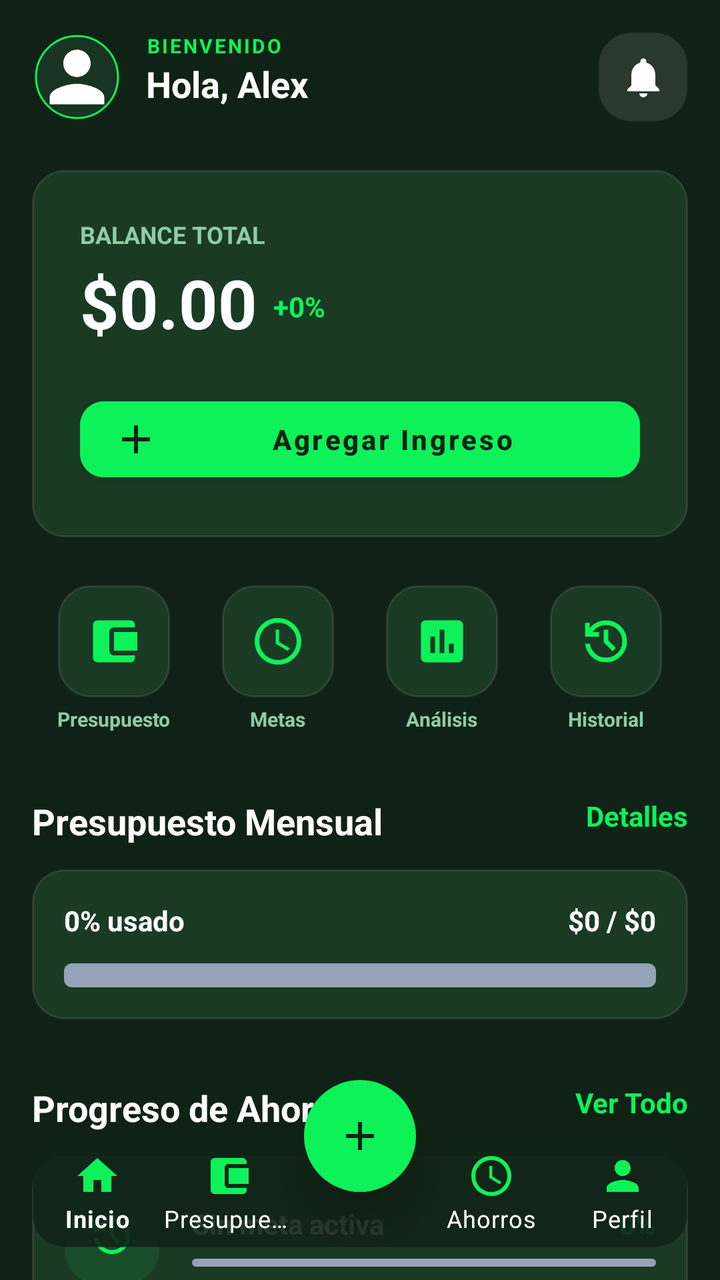
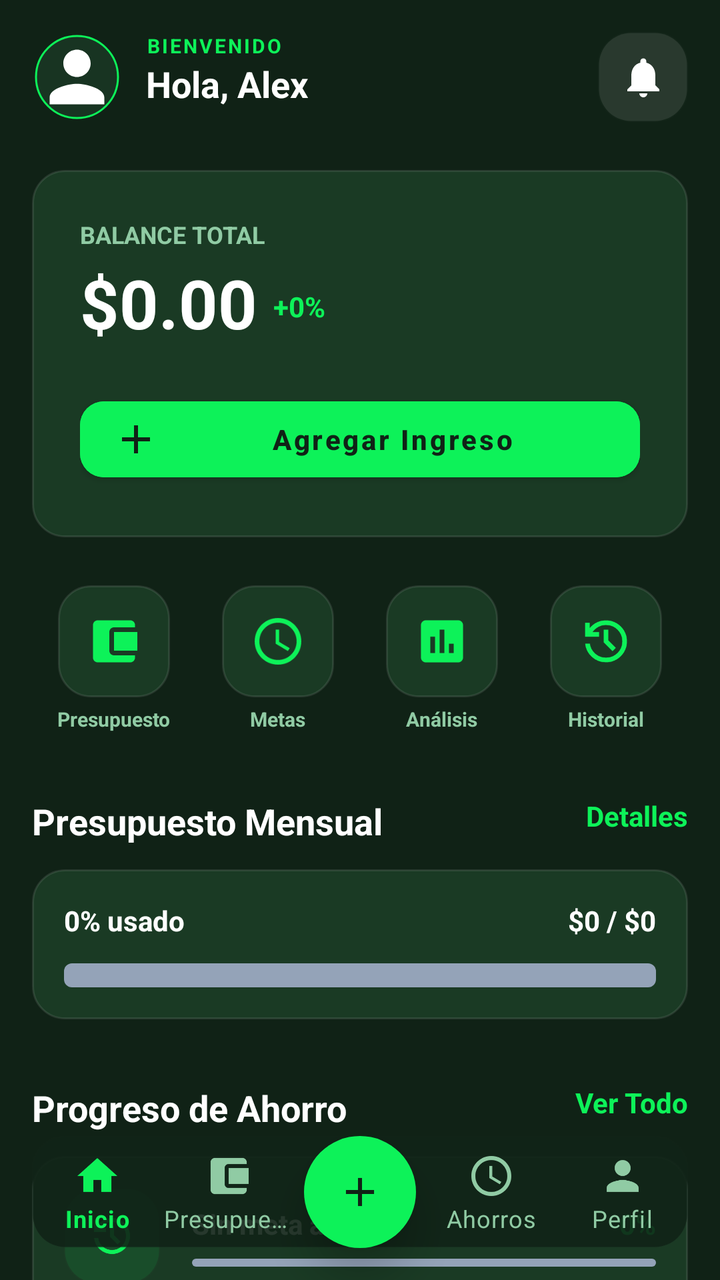

The first picture is an Android layout as it rendered before a commit; the second is the same layout after the commit. The layout source and the unified diff follow.
<!-- AndroidManifest.xml: activity theme Theme.MaterialComponents.DayNight.NoActionBar -->
<!-- res/layout/activity_main_menu.xml -->
<?xml version="1.0" encoding="utf-8"?>
<androidx.constraintlayout.widget.ConstraintLayout
    xmlns:android="http://schemas.android.com/apk/res/android"
    xmlns:app="http://schemas.android.com/apk/res-auto"
    xmlns:tools="http://schemas.android.com/tools"
    android:layout_width="match_parent"
    android:layout_height="match_parent"
    android:background="@color/stitch_background">

    <androidx.coordinatorlayout.widget.CoordinatorLayout
        android:id="@+id/coordinatorLayout"
        android:layout_width="0dp"
        android:layout_height="0dp"
        app:layout_constraintBottom_toBottomOf="parent"
        app:layout_constraintEnd_toEndOf="parent"
        app:layout_constraintStart_toStartOf="parent"
        app:layout_constraintTop_toTopOf="parent">

        <androidx.core.widget.NestedScrollView
            android:layout_width="match_parent"
            android:layout_height="match_parent"
            android:clipToPadding="false"
            android:paddingBottom="120dp">

            <LinearLayout
                android:layout_width="match_parent"
                android:layout_height="wrap_content"
                android:orientation="vertical"
                android:padding="16dp">

                
                <RelativeLayout
                    android:layout_width="match_parent"
                    android:layout_height="wrap_content"
                    android:layout_marginBottom="24dp">

                    <com.google.android.material.imageview.ShapeableImageView
                        android:id="@+id/imgProfile"
                        android:layout_width="45dp"
                        android:layout_height="45dp"
                        android:background="@color/stitch_card_bg"
                        android:padding="2dp"
                        android:src="@drawable/ic_person"
                        app:shapeAppearanceOverlay="@style/CircleImage"
                        app:strokeColor="@color/stitch_primary"
                        app:strokeWidth="1dp" />

                    <LinearLayout
                        android:layout_width="wrap_content"
                        android:layout_height="wrap_content"
                        android:layout_marginStart="12dp"
                        android:layout_toEndOf="@id/imgProfile"
                        android:orientation="vertical">

                        <TextView
                            android:layout_width="wrap_content"
                            android:layout_height="wrap_content"
                            android:letterSpacing="0.1"
                            android:text="BIENVENIDO"
                            android:textColor="@color/stitch_primary"
                            android:textSize="10sp"
                            android:textStyle="bold" />

                        <TextView
                            android:id="@+id/tvSaludoDashboard"
                            android:layout_width="wrap_content"
                            android:layout_height="wrap_content"
                            android:text="Hola, Alex"
                            android:textColor="@color/white"
                            android:textSize="18sp"
                            android:textStyle="bold" />
                    </LinearLayout>

                    <ImageButton
                        android:id="@+id/btnNotifications"
                        android:layout_width="45dp"
                        android:layout_height="45dp"
                        android:layout_alignParentEnd="true"
                        android:background="@drawable/bg_stitch_card"
                        android:backgroundTint="#1AFFFFFF"
                        android:src="@drawable/ic_notifications"
                        app:tint="@color/white" />
                </RelativeLayout>

                
                <LinearLayout
                    android:layout_width="match_parent"
                    android:layout_height="wrap_content"
                    android:background="@drawable/bg_stitch_card"
                    android:orientation="vertical"
                    android:padding="24dp">

                    <TextView
                        android:layout_width="wrap_content"
                        android:layout_height="wrap_content"
                        android:text="BALANCE TOTAL"
                        android:textColor="@color/stitch_text_muted"
                        android:textSize="12sp"
                        android:textStyle="bold" />

                    <LinearLayout
                        android:layout_width="match_parent"
                        android:layout_height="wrap_content"
                        android:layout_marginTop="4dp"
                        android:gravity="bottom"
                        android:orientation="horizontal">

                        <TextView
                            android:id="@+id/tvMainBalance"
                            android:layout_width="wrap_content"
                            android:layout_height="wrap_content"
                            android:text="$0.00"
                            android:textColor="@color/white"
                            android:textSize="34sp"
                            android:textStyle="bold" />

                        <TextView
                            android:layout_width="wrap_content"
                            android:layout_height="wrap_content"
                            android:layout_marginBottom="6dp"
                            android:layout_marginStart="8dp"
                            android:text="+0%"
                            android:textColor="@color/stitch_primary"
                            android:textStyle="bold" />
                    </LinearLayout>

                    <LinearLayout
                        android:layout_width="match_parent"
                        android:layout_height="wrap_content"
                        android:layout_marginTop="20dp"
                        android:orientation="horizontal">

                        <com.google.android.material.button.MaterialButton
                            android:id="@+id/btnMainAgregar"
                            android:layout_width="match_parent"
                            android:layout_height="50dp"
                            android:backgroundTint="@color/stitch_primary"
                            android:text="Agregar Ingreso"
                            android:textAllCaps="false"
                            android:textColor="@color/stitch_background"
                            android:textStyle="bold"
                            app:cornerRadius="12dp"
                            app:icon="@drawable/ic_add"
                            app:iconTint="@color/stitch_background" />
                    </LinearLayout>
                </LinearLayout>

                
                <LinearLayout
                    android:layout_width="match_parent"
                    android:layout_height="wrap_content"
                    android:layout_marginTop="24dp"
                    android:orientation="horizontal"
                    android:weightSum="4">

                    <LinearLayout
                        android:id="@+id/btn_quick_presupuesto"
                        android:layout_width="0dp"
                        android:layout_height="wrap_content"
                        android:layout_weight="1"
                        android:clickable="true"
                        android:focusable="true"
                        android:gravity="center"
                        android:orientation="vertical">

                        <FrameLayout
                            android:layout_width="56dp"
                            android:layout_height="56dp"
                            android:background="@drawable/bg_stitch_card">

                            <ImageView
                                android:layout_width="28dp"
                                android:layout_height="28dp"
                                android:layout_gravity="center"
                                android:src="@drawable/ic_wallet"
                                app:tint="@color/stitch_primary" />
                        </FrameLayout>

                        <TextView
                            android:layout_width="wrap_content"
                            android:layout_height="wrap_content"
                            android:layout_marginTop="4dp"
                            android:text="Presupuesto"
                            android:textColor="@color/stitch_text_muted"
                            android:textSize="10sp"
                            android:textStyle="bold" />
                    </LinearLayout>

                    <LinearLayout
                        android:id="@+id/btn_quick_metas"
                        android:layout_width="0dp"
                        android:layout_height="wrap_content"
                        android:layout_weight="1"
                        android:clickable="true"
                        android:focusable="true"
                        android:gravity="center"
                        android:orientation="vertical">

                        <FrameLayout
                            android:layout_width="56dp"
                            android:layout_height="56dp"
                            android:background="@drawable/bg_stitch_card">

                            <ImageView
                                android:layout_width="28dp"
                                android:layout_height="28dp"
                                android:layout_gravity="center"
                                android:src="@drawable/ic_goal"
                                app:tint="@color/stitch_primary" />
                        </FrameLayout>

                        <TextView
                            android:layout_width="wrap_content"
                            android:layout_height="wrap_content"
                            android:layout_marginTop="4dp"
                            android:text="Metas"
                            android:textColor="@color/stitch_text_muted"
                            android:textSize="10sp"
                            android:textStyle="bold" />
                    </LinearLayout>

                    <LinearLayout
                        android:id="@+id/btn_quick_analisis"
                        android:layout_width="0dp"
                        android:layout_height="wrap_content"
                        android:layout_weight="1"
                        android:clickable="true"
                        android:focusable="true"
                        android:gravity="center"
                        android:orientation="vertical">

                        <FrameLayout
                            android:layout_width="56dp"
                            android:layout_height="56dp"
                            android:background="@drawable/bg_stitch_card">

                            <ImageView
                                android:layout_width="28dp"
                                android:layout_height="28dp"
                                android:layout_gravity="center"
                                android:src="@drawable/ic_analysis"
                                app:tint="@color/stitch_primary" />
                        </FrameLayout>

                        <TextView
                            android:layout_width="wrap_content"
                            android:layout_height="wrap_content"
                            android:layout_marginTop="4dp"
                            android:text="Análisis"
                            android:textColor="@color/stitch_text_muted"
                            android:textSize="10sp"
                            android:textStyle="bold" />
                    </LinearLayout>

                    <LinearLayout
                        android:id="@+id/btn_quick_historial"
                        android:layout_width="0dp"
                        android:layout_height="wrap_content"
                        android:layout_weight="1"
                        android:clickable="true"
                        android:focusable="true"
                        android:gravity="center"
                        android:orientation="vertical">

                        <FrameLayout
                            android:layout_width="56dp"
                            android:layout_height="56dp"
                            android:background="@drawable/bg_stitch_card">

                            <ImageView
                                android:layout_width="28dp"
                                android:layout_height="28dp"
                                android:layout_gravity="center"
                                android:src="@drawable/ic_history"
                                app:tint="@color/stitch_primary" />
                        </FrameLayout>

                        <TextView
                            android:layout_width="wrap_content"
                            android:layout_height="wrap_content"
                            android:layout_marginTop="4dp"
                            android:text="Historial"
                            android:textColor="@color/stitch_text_muted"
                            android:textSize="10sp"
                            android:textStyle="bold" />
                    </LinearLayout>
                </LinearLayout>

                
                <RelativeLayout
                    android:layout_width="match_parent"
                    android:layout_height="wrap_content"
                    android:layout_marginTop="32dp">

                    <TextView
                        android:layout_width="wrap_content"
                        android:layout_height="wrap_content"
                        android:text="Presupuesto Mensual"
                        android:textColor="@color/white"
                        android:textSize="18sp"
                        android:textStyle="bold" />

                    <TextView
                        android:layout_width="wrap_content"
                        android:layout_height="wrap_content"
                        android:layout_alignParentEnd="true"
                        android:text="Detalles"
                        android:textColor="@color/stitch_primary"
                        android:textSize="14sp"
                        android:textStyle="bold" />
                </RelativeLayout>

                <LinearLayout
                    android:layout_width="match_parent"
                    android:layout_height="wrap_content"
                    android:layout_marginTop="12dp"
                    android:background="@drawable/bg_stitch_card"
                    android:orientation="vertical"
                    android:padding="16dp">

                    <RelativeLayout
                        android:layout_width="match_parent"
                        android:layout_height="wrap_content">

                        <TextView
                            android:layout_width="wrap_content"
                            android:layout_height="wrap_content"
                            android:text="0% usado"
                            android:textColor="@color/white"
                            android:textStyle="bold" />

                        <TextView
                            android:layout_width="wrap_content"
                            android:layout_height="wrap_content"
                            android:layout_alignParentEnd="true"
                            android:text="$0 / $0"
                            android:textColor="@color/white"
                            android:textStyle="bold" />
                    </RelativeLayout>

                    <ProgressBar
                        style="@android:style/Widget.ProgressBar.Horizontal"
                        android:layout_width="match_parent"
                        android:layout_height="12dp"
                        android:layout_marginTop="12dp"
                        android:progress="0"
                        android:progressDrawable="@drawable/progress_bar_green" />
                </LinearLayout>

                
                <RelativeLayout
                    android:layout_width="match_parent"
                    android:layout_height="wrap_content"
                    android:layout_marginTop="32dp">

                    <TextView
                        android:layout_width="wrap_content"
                        android:layout_height="wrap_content"
                        android:text="Progreso de Ahorro"
                        android:textColor="@color/white"
                        android:textSize="18sp"
                        android:textStyle="bold" />

                    <TextView
                        android:id="@+id/tv_ver_todo_ahorro"
                        android:layout_width="wrap_content"
                        android:layout_height="wrap_content"
                        android:layout_alignParentEnd="true"
                        android:text="Ver Todo"
                        android:textColor="@color/stitch_primary"
                        android:textSize="14sp"
                        android:textStyle="bold" />
                </RelativeLayout>

                <LinearLayout
                    android:id="@+id/card_ahorro_tesla"
                    android:layout_width="match_parent"
                    android:layout_height="wrap_content"
                    android:layout_marginTop="12dp"
                    android:background="@drawable/bg_stitch_card"
                    android:clickable="true"
                    android:focusable="true"
                    android:gravity="center_vertical"
                    android:orientation="horizontal"
                    android:padding="16dp">

                    <FrameLayout
                        android:layout_width="48dp"
                        android:layout_height="48dp"
                        android:background="@drawable/bg_stitch_card"
                        android:backgroundTint="#1A0DF259">

                        <ImageView
                            android:layout_width="24dp"
                            android:layout_height="24dp"
                            android:layout_gravity="center"
                            android:src="@drawable/ic_history"
                            app:tint="@color/stitch_primary" />
                    </FrameLayout>

                    <LinearLayout
                        android:layout_width="match_parent"
                        android:layout_height="wrap_content"
                        android:layout_marginStart="16dp"
                        android:orientation="vertical">

                        <RelativeLayout
                            android:layout_width="match_parent"
                            android:layout_height="wrap_content">

                            <TextView
                                android:layout_width="wrap_content"
                                android:layout_height="wrap_content"
                                android:text="Sin meta activa"
                                android:textColor="@color/white"
                                android:textStyle="bold" />

                            <TextView
                                android:layout_width="wrap_content"
                                android:layout_height="wrap_content"
                                android:layout_alignParentEnd="true"
                                android:text="0%"
                                android:textColor="@color/stitch_primary"
                                android:textStyle="bold" />
                        </RelativeLayout>

                        <ProgressBar
                            style="@android:style/Widget.ProgressBar.Horizontal"
                            android:layout_width="match_parent"
                            android:layout_height="4dp"
                            android:layout_marginTop="8dp"
                            android:progress="0"
                            android:progressDrawable="@drawable/progress_bar_green" />
                    </LinearLayout>
                </LinearLayout>

            </LinearLayout>
        </androidx.core.widget.NestedScrollView>

    </androidx.coordinatorlayout.widget.CoordinatorLayout>

    
    <com.google.android.material.bottomnavigation.BottomNavigationView
        android:id="@+id/bottom_navigation"
        android:layout_width="0dp"
        android:layout_height="wrap_content"
        android:layout_marginBottom="16dp"
        android:layout_marginEnd="16dp"
        android:layout_marginStart="16dp"
        android:background="@drawable/bg_stitch_card"
        app:backgroundTint="#E6102216"
        app:elevation="8dp"
        app:itemIconTint="@color/stitch_primary"
        app:itemTextColor="@color/white"
        app:labelVisibilityMode="labeled"
        app:layout_constraintBottom_toBottomOf="parent"
        app:layout_constraintEnd_toEndOf="parent"
        app:layout_constraintStart_toStartOf="parent"
        app:menu="@menu/bottom_nav_menu" />

    
    <com.google.android.material.floatingactionbutton.FloatingActionButton
        android:id="@+id/fab_add"
        android:layout_width="wrap_content"
        android:layout_height="wrap_content"
        android:src="@drawable/ic_add"
        app:backgroundTint="@color/stitch_primary"
        app:borderWidth="0dp"
        app:elevation="12dp"
        app:fabSize="normal"
        app:layout_constraintBottom_toTopOf="@+id/bottom_navigation"
        app:layout_constraintEnd_toEndOf="parent"
        app:layout_constraintStart_toStartOf="parent"
        app:layout_constraintTop_toTopOf="@+id/bottom_navigation"
        app:tint="@color/stitch_background" />

</androidx.constraintlayout.widget.ConstraintLayout>
<!-- resources referenced by this layout -->
<resources>
  <color name="stitch_background">#102216</color>
  <color name="stitch_card_bg">#183422</color>
  <color name="stitch_primary">#0df259</color>
  <color name="stitch_text_muted">#90cba4</color>
  <color name="white">#FFFFFFFF</color>
  <!-- drawable bg_stitch_card (drawable) -->
  <?xml version="1.0" encoding="utf-8"?>
  <shape xmlns:android="http://schemas.android.com/apk/res/android">
      <solid android:color="#1A3A24" />
      <corners android:radius="16dp" />
      <stroke android:width="1dp" android:color="#1AFFFFFF" />
  </shape>
  <!-- drawable ic_add (drawable) -->
  <vector xmlns:android="http://schemas.android.com/apk/res/android" android:height="24dp" android:tint="#000000" android:viewportHeight="24" android:viewportWidth="24" android:width="24dp">
        
      <path android:fillColor="@android:color/white" android:pathData="M19,13h-6v6h-2v-6H5v-2h6V5h2v6h6v2z"/>
      
  </vector>
  <!-- drawable ic_analysis (drawable) -->
  <?xml version="1.0" encoding="utf-8"?>
  <vector xmlns:android="http://schemas.android.com/apk/res/android"
      android:width="24dp"
      android:height="24dp"
      android:viewportWidth="24"
      android:viewportHeight="24">
      <path
          android:fillColor="@color/green_accent"
          android:pathData="M19,3H5c-1.1,0 -2,0.9 -2,2v14c0,1.1 0.9,2 2,2h14c1.1,0 2,-0.9 2,-2V5c0,-1.1 -0.9,-2 -2,-2zM9,17H7v-7h2v7zM13,17h-2V7h2v10zM17,17h-2v-4h2v4z"/>
  </vector>
  <!-- drawable ic_goal (drawable) -->
  <?xml version="1.0" encoding="utf-8"?>
  <vector xmlns:android="http://schemas.android.com/apk/res/android"
      android:width="24dp"
      android:height="24dp"
      android:viewportWidth="24"
      android:viewportHeight="24">
      <path
          android:fillColor="@color/green_accent"
          android:pathData="M12,2C6.48,2 2,6.48 2,12s4.48,10 10,10 10,-4.48 10,-10S17.52,2 12,2zM12,20c-4.42,0 -8,-3.58 -8,-8s3.58,-8 8,-8 8,3.58 8,8 -3.58,8 -8,8zM12.5,7H11v6l5.25,3.15 0.75,-1.23 -4.5,-2.67z"/>
  </vector>
  <!-- drawable ic_notifications (drawable) -->
  <?xml version="1.0" encoding="utf-8"?>
  <vector xmlns:android="http://schemas.android.com/apk/res/android"
      android:width="24dp"
      android:height="24dp"
      android:viewportWidth="24"
      android:viewportHeight="24">
      <path
          android:fillColor="@color/white"
          android:pathData="M12,22c1.1,0 2,-0.9 2,-2h-4c0,1.1 0.89,2 2,2zM18,16v-5c0,-3.07 -1.64,-5.64 -4.5,-6.32L13.5,4c0,-0.83 -0.67,-1.5 -1.5,-1.5s-1.5,0.67 -1.5,1.5v0.68C7.63,5.36 6,7.92 6,11v5l-2,2v1h16v-1l-2,-2z"/>
  </vector>
  <!-- drawable ic_person (drawable) -->
  <?xml version="1.0" encoding="utf-8"?>
  <vector xmlns:android="http://schemas.android.com/apk/res/android"
      android:width="24dp"
      android:height="24dp"
      android:viewportWidth="24"
      android:viewportHeight="24">
      <path
          android:fillColor="@color/white"
          android:pathData="M12,12c2.21,0 4,-1.79 4,-4s-1.79,-4 -4,-4 -4,1.79 -4,4 1.79,4 4,4zM12,14c-2.67,0 -8,1.34 -8,4v2h16v-2c0,-2.66 -5.33,-4 -8,-4z"/>
  </vector>
  <!-- drawable ic_wallet (drawable) -->
  <?xml version="1.0" encoding="utf-8"?>
  <vector xmlns:android="http://schemas.android.com/apk/res/android"
      android:width="24dp"
      android:height="24dp"
      android:viewportWidth="24"
      android:viewportHeight="24">
      <path
          android:fillColor="@color/green_accent"
          android:pathData="M21,18v1c0,1.1 -0.9,2 -2,2H5c-1.11,0 -2,-0.9 -2,-2V5c0,-1.1 0.89,-2 2,-2h14c1.1,0 2,0.9 2,2v1h-9c-1.11,0 -2,0.9 -2,2v8c0,1.1 0.89,2 2,2h9zM12,16h10V8H12v8z"/>
  </vector>
  <style name="CircleImage">
          <item name="cornerSize">50%</item>
      </style>
  <color name="green_accent">#22C55E</color>
  <color name="text_on_dark_muted">#94A3B8</color>
  <!-- unchanged entries left out for length: 2 -->
</resources>

<!-- the commit's change to res/layout/activity_main_menu.xml (unified diff, before → after) -->
@@ -434,15 +434,91 @@
                     </LinearLayout>
                 </LinearLayout>
 
+            
+            <RelativeLayout
+                android:layout_width="match_parent"
+                android:layout_height="wrap_content"
+                android:layout_marginTop="28dp"
+                android:layout_marginBottom="12dp">
+
+                <TextView
+                    android:layout_width="wrap_content"
+                    android:layout_height="wrap_content"
+                    android:text="Últimas Transacciones"
+                    android:textColor="@color/white"
+                    android:textSize="18sp"
+                    android:textStyle="bold" />
+
+                <TextView
+                    android:id="@+id/btnVerHistorial"
+                    android:layout_width="wrap_content"
+                    android:layout_height="wrap_content"
+                    android:layout_alignParentEnd="true"
+                    android:layout_centerVertical="true"
+                    android:text="Ver todo"
+                    android:textColor="@color/stitch_primary"
+                    android:textSize="14sp"
+                    android:textStyle="bold" />
+            </RelativeLayout>
+
+            <LinearLayout
+                android:layout_width="match_parent"
+                android:layout_height="wrap_content"
+                android:background="@drawable/bg_stitch_card"
+                android:orientation="vertical"
+                android:padding="16dp">
+
+                <androidx.recyclerview.widget.RecyclerView
+                    android:id="@+id/rvTransaccionesRecientes"
+                    android:layout_width="match_parent"
+                    android:layout_height="wrap_content"
+                    android:nestedScrollingEnabled="false"
+                    android:overScrollMode="never" />
+
+                <TextView
+                    android:id="@+id/tvSinTransacciones"
+                    android:layout_width="match_parent"
+                    android:layout_height="wrap_content"
+                    android:gravity="center"
+                    android:paddingVertical="20dp"
+                    android:text="No hay transacciones recientes"
+                    android:textColor="#66FFFFFF"
+                    android:textSize="14sp"
+                    android:visibility="gone" />
             </LinearLayout>
+
+            
+            <View
+                android:layout_width="match_parent"
+                android:layout_height="100dp" />
+
+        </LinearLayout>
         </androidx.core.widget.NestedScrollView>
 
     </androidx.coordinatorlayout.widget.CoordinatorLayout>
 
     
+    <include
+        layout="@layout/layout_bottom_navigation"
+        android:layout_width="0dp"
+        android:layout_height="wrap_content"
+        app:layout_constraintBottom_toBottomOf="parent"
+        app:layout_constraintEnd_toEndOf="parent"
+        app:layout_constraintStart_toStartOf="parent" />
+
+</androidx.constraintlayout.widget.ConstraintLayout>
+<!-- res/layout/layout_bottom_navigation.xml (included above) -->
+<?xml version="1.0" encoding="utf-8"?>
+<FrameLayout xmlns:android="http://schemas.android.com/apk/res/android"
+    xmlns:app="http://schemas.android.com/apk/res-auto"
+    android:id="@+id/bottom_nav_container"
+    android:layout_width="match_parent"
+    android:layout_height="wrap_content"
+    android:layout_gravity="bottom">
+
     <com.google.android.material.bottomnavigation.BottomNavigationView
         android:id="@+id/bottom_navigation"
-        android:layout_width="0dp"
+        android:layout_width="match_parent"
         android:layout_height="wrap_content"
         android:layout_marginBottom="16dp"
         android:layout_marginEnd="16dp"
@@ -450,28 +526,21 @@
         android:background="@drawable/bg_stitch_card"
         app:backgroundTint="#E6102216"
         app:elevation="8dp"
-        app:itemIconTint="@color/stitch_primary"
-        app:itemTextColor="@color/white"
+        app:itemIconTint="@color/nav_item_selector"
+        app:itemTextColor="@color/nav_item_selector"
         app:labelVisibilityMode="labeled"
-        app:layout_constraintBottom_toBottomOf="parent"
-        app:layout_constraintEnd_toEndOf="parent"
-        app:layout_constraintStart_toStartOf="parent"
         app:menu="@menu/bottom_nav_menu" />
 
-    
     <com.google.android.material.floatingactionbutton.FloatingActionButton
         android:id="@+id/fab_add"
         android:layout_width="wrap_content"
         android:layout_height="wrap_content"
+        android:layout_gravity="center_horizontal"
         android:src="@drawable/ic_add"
         app:backgroundTint="@color/stitch_primary"
         app:borderWidth="0dp"
         app:elevation="12dp"
         app:fabSize="normal"
-        app:layout_constraintBottom_toTopOf="@+id/bottom_navigation"
-        app:layout_constraintEnd_toEndOf="parent"
-        app:layout_constraintStart_toStartOf="parent"
-        app:layout_constraintTop_toTopOf="@+id/bottom_navigation"
         app:tint="@color/stitch_background" />
 
-</androidx.constraintlayout.widget.ConstraintLayout>
+</FrameLayout>
